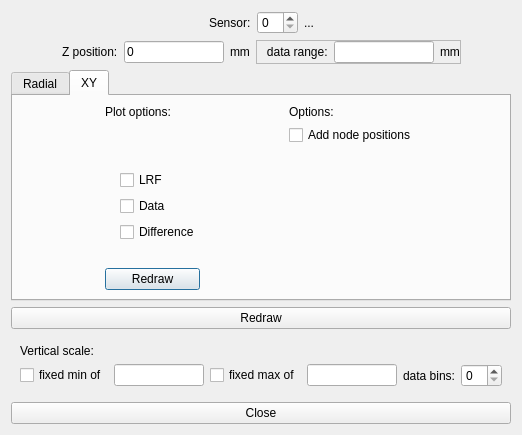
This is ants3bundle/src/ants3/gui/rec/alrfplotterdialog.ui in andrmor/ANTS3bundle as Qt 5 draws it before an edit. The edited form follows.
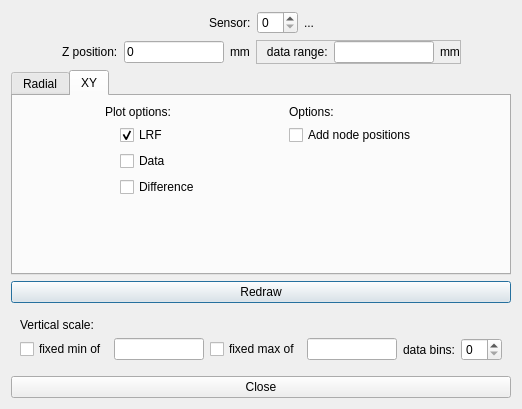
This is the edited form. The open tabs and pages were chosen to show the change.

Diff of the .ui file:
```diff
--- a/ants3bundle/src/ants3/gui/rec/alrfplotterdialog.ui
+++ b/ants3bundle/src/ants3/gui/rec/alrfplotterdialog.ui
@@ -7,7 +7,7 @@
     <x>0</x>
     <y>0</y>
     <width>522</width>
-    <height>435</height>
+    <height>409</height>
    </rect>
   </property>
   <property name="windowTitle">
@@ -355,19 +355,6 @@
            </property>
           </widget>
          </item>
-         <item>
-          <spacer name="verticalSpacer_3">
-           <property name="orientation">
-            <enum>Qt::Orientation::Vertical</enum>
-           </property>
-           <property name="sizeHint" stdset="0">
-            <size>
-             <width>20</width>
-             <height>40</height>
-            </size>
-           </property>
-          </spacer>
-         </item>
          <item>
           <layout class="QVBoxLayout" name="verticalLayout_6">
            <property name="leftMargin">
@@ -378,6 +365,9 @@
              <property name="text">
               <string>LRF</string>
              </property>
+             <property name="checked">
+              <bool>true</bool>
+             </property>
             </widget>
            </item>
            <item>
@@ -399,28 +389,16 @@
          <item>
           <spacer name="horizontalSpacer_6">
            <property name="orientation">
-            <enum>Qt::Orientation::Horizontal</enum>
+            <enum>Qt::Orientation::Vertical</enum>
            </property>
            <property name="sizeHint" stdset="0">
             <size>
-             <width>40</width>
-             <height>20</height>
+             <width>20</width>
+             <height>40</height>
             </size>
            </property>
           </spacer>
          </item>
-         <item>
-          <widget class="QPushButton" name="pushButton_3">
-           <property name="font">
-            <font>
-             <fontweight>DemiBold</fontweight>
-            </font>
-           </property>
-           <property name="text">
-            <string>Redraw</string>
-           </property>
-          </widget>
-         </item>
         </layout>
        </item>
        <item>
```
Left out of the diff: 18 changed lines with no effect on the pictures.
